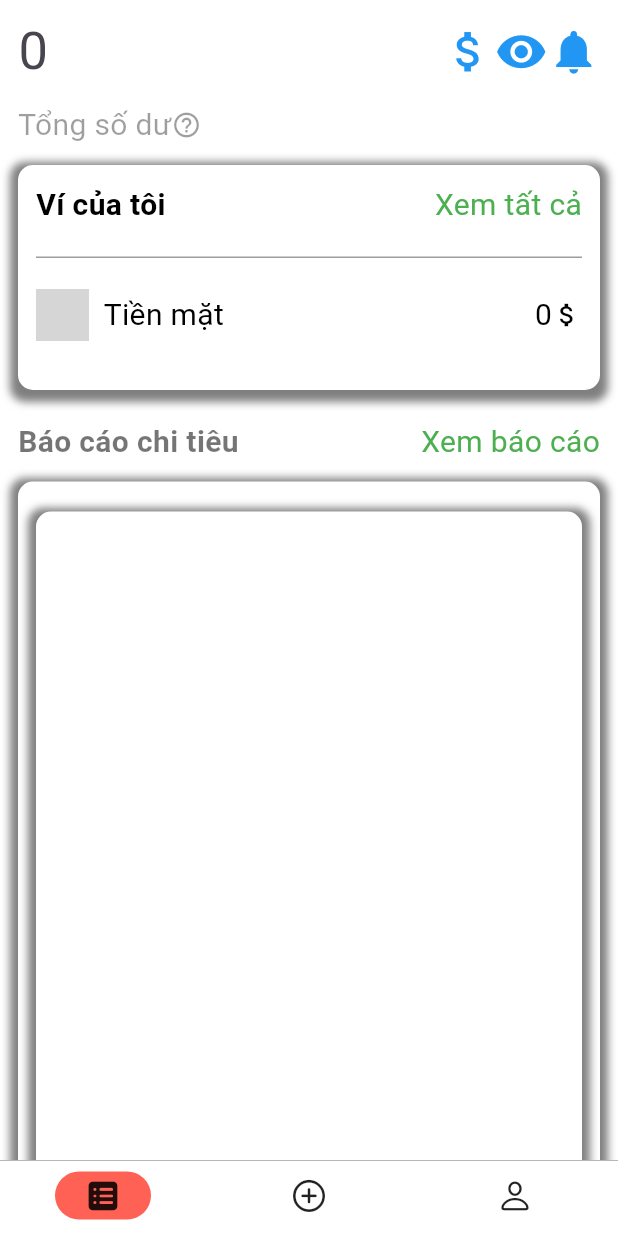
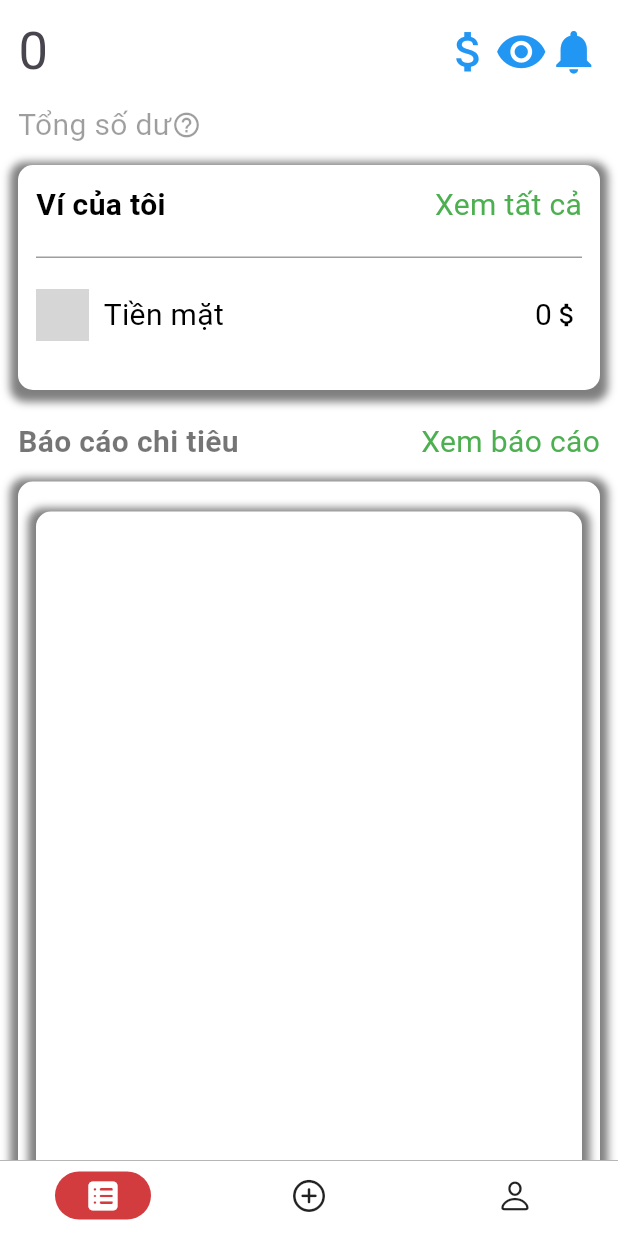
Before and after one commit to hieunmh/PEDFI, a Flutter app: the screen it shows after launch, on a phone screen of 412 x 824 dp. Run offline on Flutter 3.47's test engine with Material 3 defaults, Android fonts, the phone set to English and light mode, and no system bars; our stand-ins replace flutter_dotenv, flutter_iconly, get, loading_animation_widget, shared_preferences, supabase_flutter; accounts and stored records are empty; grey boxes are pictures that could not be loaded.

Commit message:
style:bottom nav style

```diff
--- a/lib/consts/app_color.dart
+++ b/lib/consts/app_color.dart
@@ -10,5 +10,5 @@ class AppColor {
 
   static const textLightThemeColor = Colors.black87;
 
-  static const commonColor = Color.fromRGBO(255, 97, 85, 1);
+  static const commonColor = Color.fromRGBO(210, 60, 63, 1);
 }
--- a/lib/pages/application/application_view.dart
+++ b/lib/pages/application/application_view.dart
@@ -68,7 +68,6 @@ class ApplicationPage extends GetView<ApplicationController> {
                 color: color
               )
             )
-
           ),
           child: NavigationBar(
             height: 50,
@@ -77,7 +76,7 @@ class ApplicationPage extends GetView<ApplicationController> {
             selectedIndex: controller.state.value,
             onDestinationSelected: (index) => controller.handleNavBarTap(index),
             // shadowColor: Colors.transparent,
-            indicatorColor: const Color.fromARGB(255, 255, 97, 85),
+            indicatorColor: AppColor.commonColor,
             surfaceTintColor: Colors.transparent,
             backgroundColor: bgcolor,
           ),
```
Also changed, not shown: lib/pages/application/application_controller.dart (+10 -4 lines).
